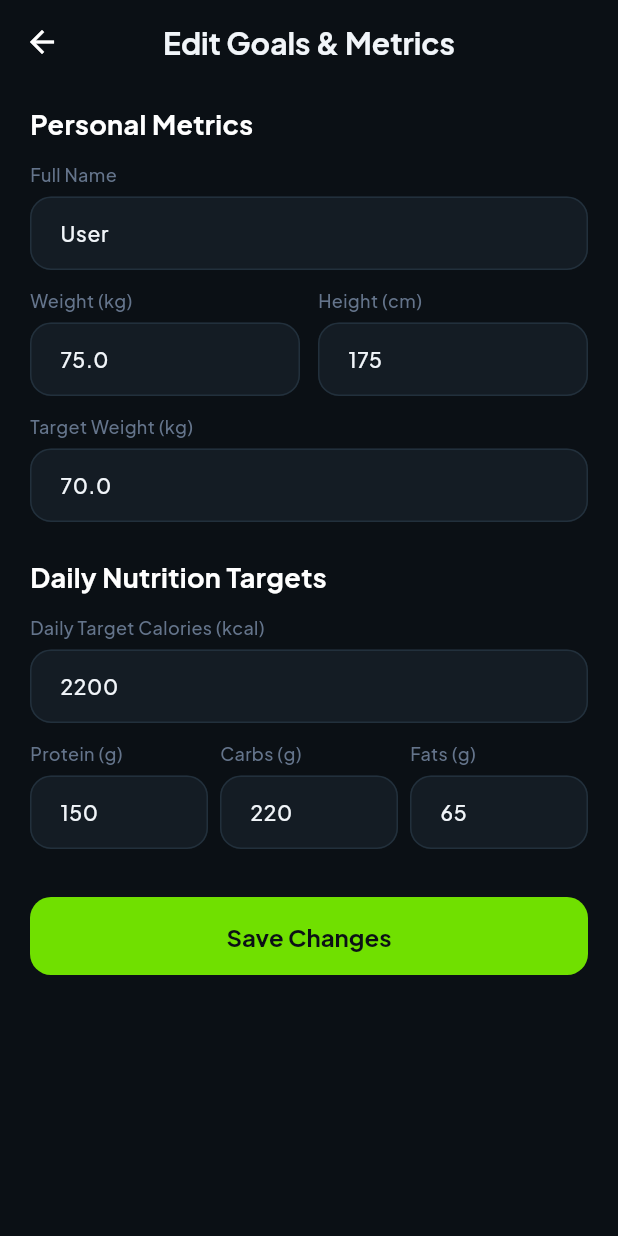
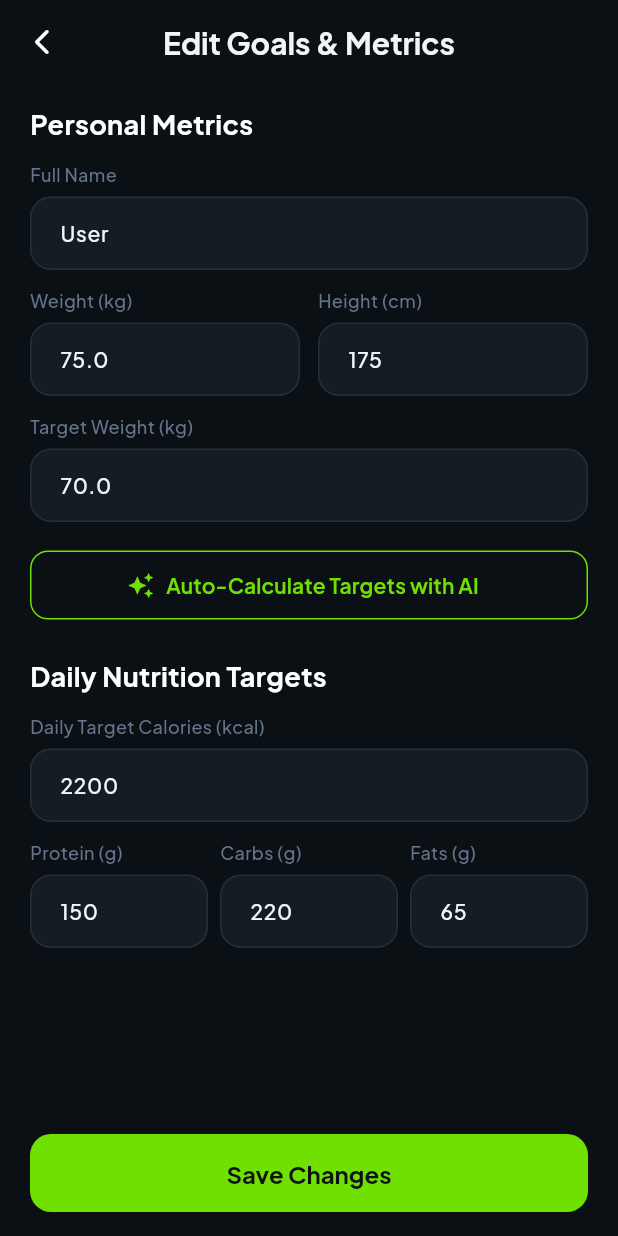
Before and after one commit to shimaakhaled1410-hue/CaloGram-flutter, a Flutter app: the EditProfileContent screen opened directly, on a phone screen of 412 x 824 dp. Run offline on Flutter 3.47's test engine with Material 3 defaults, Android fonts, the phone set to English and light mode, and no system bars; our stand-ins replace cloud_firestore, dartz, device_preview, equatable, firebase_auth, firebase_core and 8 more; accounts and stored records are empty; generated files the repository leaves out were written again.

Commit message:
Add AI nutrition auto-calculation, over-target calorie state and sticky save button

```diff
--- a/lib/features/presentation/profile/edit_profile_view.dart
+++ b/lib/features/presentation/profile/edit_profile_view.dart
@@ -83,21 +83,12 @@ class _EditProfileContentState extends State<EditProfileContent> {
 
   @override
   Widget build(BuildContext context) {
-    return Scaffold(
-      backgroundColor: AppColors.backgroundDark,
-      appBar: AppBar(
-        backgroundColor: Colors.transparent,
-        elevation: 0,
-        iconTheme: const IconThemeData(color: Colors.white),
-        title: Text('Edit Goals & Metrics', style: AppTextStyles.font20BoldWhite),
-        centerTitle: true,
-      ),
-      body: BlocConsumer<ProfileCubit, ProfileState>(
+    return BlocConsumer<ProfileCubit, ProfileState>(
       listener: (context, state) {
         if (state is ProfileUpdatedSuccess) {
           CustomSnackBar.showSuccess(
             context,
-              message: 'Profile targets updated successfully! ✨',
+            message: 'Profile targets updated successfully!',
           );
           context.pop();
         } else if (state is ProfileLoaded && !_isInitialized) {
@@ -108,7 +99,26 @@ class _EditProfileContentState extends State<EditProfileContent> {
       builder: (context, state) {
         final isLoading = state is ProfileUpdating;
 
-          return SingleChildScrollView(
+        return Scaffold(
+          backgroundColor: AppColors.backgroundDark,
+          appBar: AppBar(
+            backgroundColor: Colors.transparent,
+            elevation: 0,
+            leading: IconButton(
+              icon: const Icon(
+                Icons.arrow_back_ios_new_rounded,
+                color: Colors.white,
+                size: 20,
+              ),
+              onPressed: () => context.pop(),
+            ),
+            title: Text(
+              'Edit Goals & Metrics',
+              style: AppTextStyles.font20BoldWhite,
+            ),
+            centerTitle: true,
+          ),
+          body: SingleChildScrollView(
             padding: const EdgeInsets.symmetric(horizontal: 20, vertical: 14),
             child: Form(
               key: _formKey,
@@ -121,6 +131,26 @@ class _EditProfileContentState extends State<EditProfileContent> {
                     heightController: _heightController,
                     targetWeightController: _targetWeightController,
                   ),
+                  const SizedBox(height: 18),
+                  OutlinedButton.icon(
+                    style: OutlinedButton.styleFrom(
+                      side: const BorderSide(color: AppColors.primaryNeonLime),
+                      shape: RoundedRectangleBorder(
+                        borderRadius: BorderRadius.circular(12),
+                      ),
+                      minimumSize: const Size(double.infinity, 46),
+                    ),
+                    onPressed: _autoCalculateNutrition,
+                    icon: const Icon(
+                      Icons.auto_awesome,
+                      color: AppColors.primaryNeonLime,
+                      size: 18,
+                    ),
+                    label: Text(
+                      'Auto-Calculate Targets with AI',
+                      style: AppTextStyles.font14SemiBoldLime,
+                    ),
+                  ),
                   const SizedBox(height: 24),
                   MacroTargetsSection(
                     caloriesController: _caloriesController,
@@ -128,8 +158,15 @@ class _EditProfileContentState extends State<EditProfileContent> {
                     carbsController: _carbsController,
                     fatsController: _fatsController,
                   ),
-                  const SizedBox(height: 32),
-                  ElevatedButton(
+                  const SizedBox(height: 20),
+                ],
+              ),
+            ),
+          ),
+          bottomNavigationBar: SafeArea(
+            child: Padding(
+              padding: const EdgeInsets.fromLTRB(20, 0, 20, 16),
+              child: ElevatedButton(
                 style: ElevatedButton.styleFrom(
                   backgroundColor: AppColors.primaryNeonLime,
                   minimumSize: const Size(double.infinity, 52),
@@ -149,13 +186,10 @@ class _EditProfileContentState extends State<EditProfileContent> {
                       )
                     : Text('Save Changes', style: AppTextStyles.font16BoldDark),
               ),
-                  const SizedBox(height: 30),
-                ],
             ),
           ),
         );
       },
-      ),
     );
   }
 
@@ -174,4 +208,42 @@ class _EditProfileContentState extends State<EditProfileContent> {
       context.read<ProfileCubit>().updateProfile(updated);
     }
   }
+
+  void _autoCalculateNutrition() {
+    final double? weight = double.tryParse(_weightController.text);
+    final double? height = double.tryParse(_heightController.text);
+    final double? targetWeight = double.tryParse(_targetWeightController.text);
+
+    if (weight == null || height == null) {
+      CustomSnackBar.showError(
+        context,
+        message: 'Please enter valid weight and height first',
+      );
+      return;
     }
+
+    final double bmr = (10 * weight) + (6.25 * height) - (5 * 25) + 5;
+    double tdee = bmr * 1.375; // Moderate active
+
+    if (targetWeight != null) {
+      if (targetWeight < weight) {
+        tdee -= 400;
+      } else if (targetWeight > weight) {
+        tdee += 300;
+      }
+    }
+
+    final int calculatedCalories = tdee.round();
+
+    final int protein = ((calculatedCalories * 0.30) / 4).round();
+    final int carbs = ((calculatedCalories * 0.45) / 4).round();
+    final int fats = ((calculatedCalories * 0.25) / 9).round();
+
+    setState(() {
+      _caloriesController.text = calculatedCalories.toString();
+      _proteinController.text = protein.toString();
+      _carbsController.text = carbs.toString();
+      _fatsController.text = fats.toString();
+    });
+  }
+}
```
Also changed, not shown: lib/features/data/repo_impl/dashboard_repo_impl.dart (+23 -0 lines), lib/features/data/repo_impl/profile_repo_impl.dart (+27 -3 lines), lib/features/presentation/dashboard/widgets/calorie_progress_card.dart (+32 -10 lines), lib/features/presentation/profile/profile_view.dart (+26 -8 lines). Lines whose indentation alone changed are shown as unchanged.
